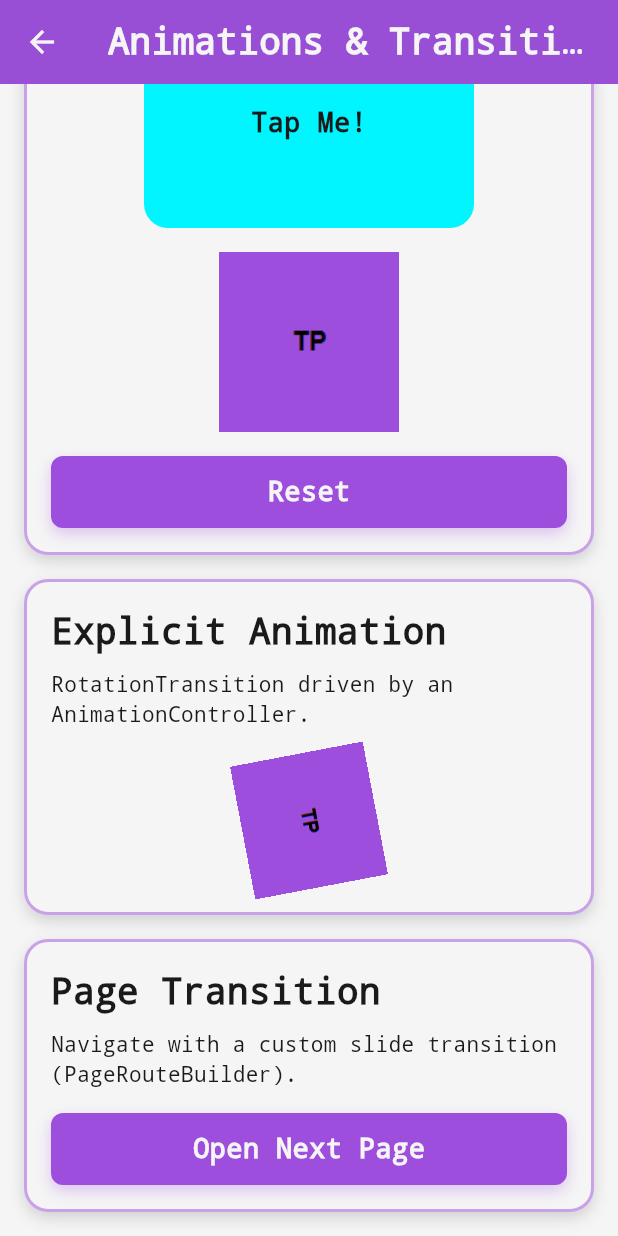
After one commit to kalviumcommunity/S81_DIVINE_FLUTTERAPP_TaskPilot, a Flutter app: the AnimationsTransitionsDemo screen opened by its route, scrolled down 256 dp, after a tap on "Tap Me!", on a phone screen of 412 x 824 dp. The commit adds this screen. Run offline on Flutter 3.47's test engine with Material 3 defaults, Android fonts, the phone set to English and light mode, and no system bars.

Commit message:
feat: added animations and transitions for improved UX

```diff
--- a/flutter_app/lib/main.dart
+++ b/flutter_app/lib/main.dart
@@ -11,6 +11,7 @@ import 'screens/user_input_form.dart';
 import 'screens/state_management_demo.dart';
 import 'screens/responsive_design_demo.dart';
 import 'screens/assets_demo_screen.dart';
+import 'screens/animations_transitions_demo.dart';
 
 void main() {
   runApp(const TaskPilotApp());
@@ -38,6 +39,7 @@ class TaskPilotApp extends StatelessWidget {
         '/state-management-demo': (context) => const StateManagementDemo(),
         '/responsive-design-demo': (context) => const ResponsiveDesignDemo(),
         '/assets-demo': (context) => const AssetsDemoScreen(),
+        '/animations-transitions-demo': (context) => const AnimationsTransitionsDemo(),
 
         // Internal routes used by MultiScreenNavigationDemoScreen
         '/navigation/basic': (context) => const BasicExampleScreen(),
--- /dev/null
+++ b/flutter_app/lib/screens/animations_transitions_demo.dart
@@ -0,0 +1,210 @@
+import 'package:flutter/material.dart';
+
+import '../constants/retro_theme.dart';
+import '../widgets/retro_widgets.dart';
+import '../widgets/taskpilot_primary_button.dart';
+
+class AnimationsTransitionsDemo extends StatefulWidget {
+  const AnimationsTransitionsDemo({Key? key}) : super(key: key);
+
+  @override
+  State<AnimationsTransitionsDemo> createState() => _AnimationsTransitionsDemoState();
+}
+
+class _AnimationsTransitionsDemoState extends State<AnimationsTransitionsDemo>
+    with SingleTickerProviderStateMixin {
+  bool _toggled = false;
+  late final AnimationController _controller;
+
+  @override
+  void initState() {
+    super.initState();
+    _controller = AnimationController(
+      duration: const Duration(seconds: 2),
+      vsync: this,
+    )..repeat(reverse: true);
+  }
+
+  @override
+  void dispose() {
+    _controller.dispose();
+    super.dispose();
+  }
+
+  void _toggleImplicit() {
+    setState(() {
+      _toggled = !_toggled;
+    });
+  }
+
+  void _openWithSlideTransition() {
+    Navigator.of(context).push(
+      PageRouteBuilder(
+        transitionDuration: const Duration(milliseconds: 700),
+        pageBuilder: (context, animation, secondaryAnimation) {
+          return const _AnimatedTransitionTargetPage();
+        },
+        transitionsBuilder: (context, animation, secondaryAnimation, child) {
+          final curved = CurvedAnimation(
+            parent: animation,
+            curve: Curves.easeInOut,
+          );
+          return SlideTransition(
+            position: Tween<Offset>(
+              begin: const Offset(1.0, 0.0),
+              end: Offset.zero,
+            ).animate(curved),
+            child: child,
+          );
+        },
+      ),
+    );
+  }
+
+  @override
+  Widget build(BuildContext context) {
+    return Scaffold(
+      appBar: AppBar(title: const Text('Animations & Transitions')),
+      body: SingleChildScrollView(
+        padding: const EdgeInsets.all(RetroSpacing.md),
+        child: Column(
+          crossAxisAlignment: CrossAxisAlignment.stretch,
+          children: [
+            RetroCard(
+              child: Column(
+                crossAxisAlignment: CrossAxisAlignment.start,
+                children: [
+                  Text('Implicit Animations', style: RetroTypography.retroHeadline),
+                  const SizedBox(height: RetroSpacing.sm),
+                  Text(
+                    'AnimatedContainer + AnimatedOpacity respond to state changes.',
+                    style: RetroTypography.retroBody,
+                  ),
+                  const SizedBox(height: RetroSpacing.md),
+                  Center(
+                    child: GestureDetector(
+                      onTap: _toggleImplicit,
+                      child: AnimatedContainer(
+                        duration: const Duration(milliseconds: 800),
+                        curve: Curves.easeInOut,
+                        width: _toggled ? 220 : 140,
+                        height: _toggled ? 140 : 220,
+                        decoration: BoxDecoration(
+                          color:
+                              _toggled ? RetroColors.neonCyan : RetroColors.neonOrange,
+                          borderRadius:
+                              BorderRadius.circular(RetroBorderRadius.md),
+                        ),
+                        alignment: Alignment.center,
+                        child: Text(
+                          'Tap Me!',
+                          style: RetroTypography.retroTitle.copyWith(
+                            color: RetroColors.retroBlack,
+                          ),
+                        ),
+                      ),
+                    ),
+                  ),
+                  const SizedBox(height: RetroSpacing.md),
+                  Center(
+                    child: AnimatedOpacity(
+                      duration: const Duration(milliseconds: 800),
+                      opacity: _toggled ? 1.0 : 0.25,
+                      child: Image.asset(
+                        'assets/images/logo.png',
+                        width: 120,
+                        height: 120,
+                      ),
+                    ),
+                  ),
+                  const SizedBox(height: RetroSpacing.md),
+                  TaskPilotPrimaryButton(
+                    label: _toggled ? 'Reset' : 'Animate',
+                    onPressed: _toggleImplicit,
+                  ),
+                ],
+              ),
+            ),
+            const SizedBox(height: RetroSpacing.md),
+            RetroCard(
+              child: Column(
+                crossAxisAlignment: CrossAxisAlignment.start,
+                children: [
+                  Text('Explicit Animation', style: RetroTypography.retroHeadline),
+                  const SizedBox(height: RetroSpacing.sm),
+                  Text(
+                    'RotationTransition driven by an AnimationController.',
+                    style: RetroTypography.retroBody,
+                  ),
+                  const SizedBox(height: RetroSpacing.md),
+                  Center(
+                    child: RotationTransition(
+                      turns: _controller,
+                      child: Image.asset(
+                        'assets/images/logo.png',
+                        width: 90,
+                        height: 90,
+                      ),
+                    ),
+                  ),
+                ],
+              ),
+            ),
+            const SizedBox(height: RetroSpacing.md),
+            RetroCard(
+              child: Column(
+                crossAxisAlignment: CrossAxisAlignment.start,
+                children: [
+                  Text('Page Transition', style: RetroTypography.retroHeadline),
+                  const SizedBox(height: RetroSpacing.sm),
+                  Text(
+                    'Navigate with a custom slide transition (PageRouteBuilder).',
+                    style: RetroTypography.retroBody,
+                  ),
+                  const SizedBox(height: RetroSpacing.md),
+                  TaskPilotPrimaryButton(
+                    label: 'Open Next Page',
+                    onPressed: _openWithSlideTransition,
+                  ),
+                ],
+              ),
+            ),
+          ],
+        ),
+      ),
+    );
+  }
+}
+
+class _AnimatedTransitionTargetPage extends StatelessWidget {
+  const _AnimatedTransitionTargetPage();
+
+  @override
+  Widget build(BuildContext context) {
+    return Scaffold(
+      appBar: AppBar(title: const Text('Transition Target')),
+      body: Center(
+        child: RetroCard(
+          child: Column(
+            mainAxisSize: MainAxisSize.min,
+            children: [
+              Text('Hello!', style: RetroTypography.retroHeadline),
+              const SizedBox(height: RetroSpacing.sm),
+              Text(
+                'This page used a custom slide transition.',
+                style: RetroTypography.retroBody,
+                textAlign: TextAlign.center,
+              ),
+              const SizedBox(height: RetroSpacing.md),
+              TaskPilotPrimaryButton(
+                label: 'Back',
+                onPressed: () => Navigator.pop(context),
+                fullWidth: false,
+              ),
+            ],
+          ),
+        ),
+      ),
+    );
+  }
+}
--- a/flutter_app/lib/screens/responsive_layout.dart
+++ b/flutter_app/lib/screens/responsive_layout.dart
@@ -23,6 +23,10 @@ class ResponsiveLayout extends StatelessWidget {
               PopupMenuItem(
                 value: '/assets-demo',
                 child: Text('Assets Demo'),
+              ),
+              PopupMenuItem(
+                value: '/animations-transitions-demo',
+                child: Text('Animations & Transitions'),
               ),
               PopupMenuItem(
                 value: '/state-management-demo',
```
Also changed, not shown: 1 other file.
